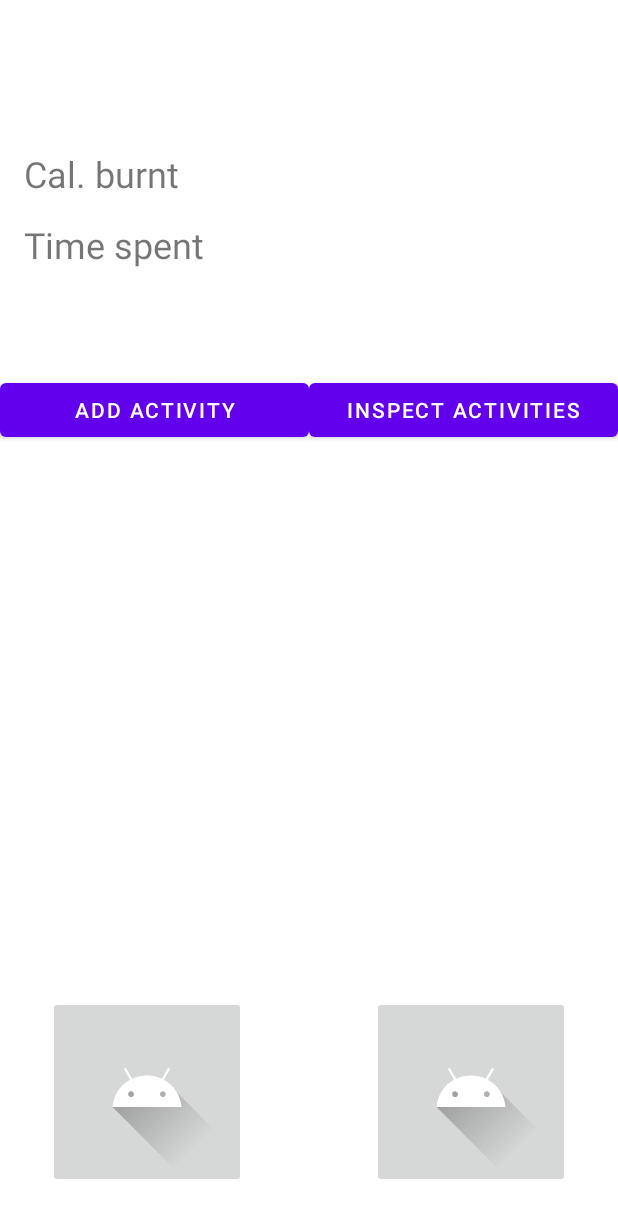
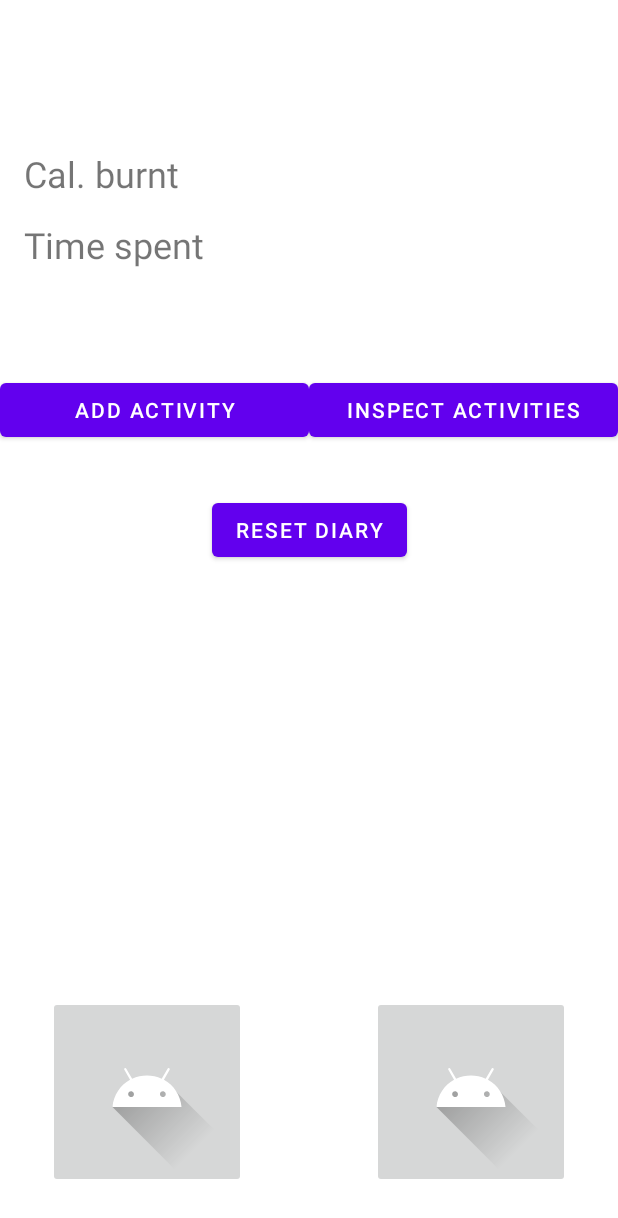
Before and after one commit to MiikaBA/Placeholder_Project, an Android app: the layout activity_sports_diary.xml on its own in the app's theme, with its tools: preview values and no code run, on a phone screen of 412 x 824 dp. Shown: the top 1218 px of the screen. Run offline under Robolectric (Android 15) with nearby library versions, the light colour scheme and no system bars.

Commit message:
Reset diary nappi.

```diff
--- a/app/src/main/java/com/example/placeholder_project/SportsDiary/Classes/ActivitySingleton.java
+++ b/app/src/main/java/com/example/placeholder_project/SportsDiary/Classes/ActivitySingleton.java
@@ -39,6 +39,10 @@
         }
     }
 
+    public void resetActivities(){
+        activities = new ArrayList<>();
+    }
+
     public void addActivity(String type, int time, int cals, String desc){
         int finalType;
         if(type.equals("running") || type.equals("Running")){
--- a/app/src/main/res/layout/activity_sports_diary.xml
+++ b/app/src/main/res/layout/activity_sports_diary.xml
@@ -121,4 +121,14 @@
         app:layout_constraintHorizontal_bias="0.5"
         app:layout_constraintStart_toEndOf="@+id/additionButton" />
 
+    <Button
+        android:id="@+id/diaryResetButton"
+        android:layout_width="wrap_content"
+        android:layout_height="wrap_content"
+        android:onClick="resetDiary"
+        android:text="reset diary"
+        app:layout_constraintEnd_toEndOf="parent"
+        app:layout_constraintStart_toStartOf="parent"
+        app:layout_constraintTop_toTopOf="@+id/guideline4" />
+
 </androidx.constraintlayout.widget.ConstraintLayout>
```
Also changed, not shown: app/src/main/java/com/example/placeholder_project/SportsDiary/Activities/SportsDiary.java (+47 -2 lines).
